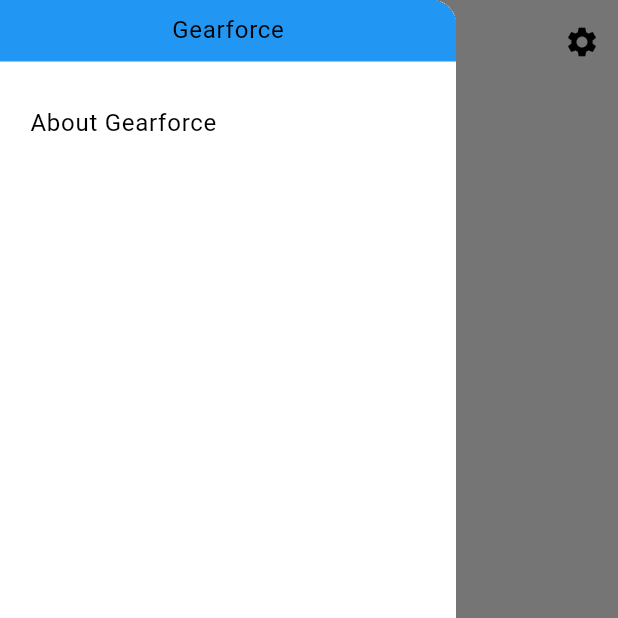
After one commit to Ariemeth/gearforce, a Flutter app: the screen it shows after launch, with the side drawer open, on a phone screen of 412 x 824 dp, the top half of it. The commit adds this screen. Run offline on Flutter 3.47's test engine with Material 3 defaults, Android fonts, the phone set to English and light mode, and no system bars; our stand-ins replace flutter_bloc, shared_preferences; generated files the repository leaves out were written again.

Commit message:
changed transition size down to 600 pixels and moved the drawer to be its own widget in its own file

```diff
--- /dev/null
+++ b/lib/src/pages/home/home_page_drawer.dart
@@ -0,0 +1,39 @@
+import 'package:flutter/material.dart';
+
+class HomePageDrawer extends StatelessWidget {
+  const HomePageDrawer({
+    super.key,
+    required this.title,
+  });
+
+  final String title;
+
+  @override
+  Widget build(BuildContext context) {
+    return Drawer(
+      child: ListView(
+        padding: EdgeInsets.zero,
+        children: [
+          SizedBox(
+            height: 50,
+            child: DrawerHeader(
+              padding: const EdgeInsets.all(4.0),
+              decoration: BoxDecoration(
+                color: Theme.of(context).primaryColor,
+              ),
+              child: Center(
+                child: Text(title),
+              ),
+            ),
+          ),
+          Padding(
+            padding: const EdgeInsets.all(4.0),
+            child: AboutListTile(
+              applicationName: title,
+            ),
+          ),
+        ],
+      ),
+    );
+  }
+}
--- a/lib/src/pages/home/home_page_view.dart
+++ b/lib/src/pages/home/home_page_view.dart
@@ -1,5 +1,6 @@
 import 'package:flutter/material.dart';
 import 'package:flutter_gen/gen_l10n/app_localizations.dart';
+import 'package:gearforce/src/pages/home/home_page_drawer.dart';
 import 'package:gearforce/src/pages/settings/settings_page_view.dart';
 import 'package:gearforce/src/widgets/responsive_size.dart';
 
@@ -28,13 +29,16 @@ class HomePageView extends StatelessWidget {
       body: LayoutBuilder(
         builder: (context, constraints) {
           final screenSize = ResponsiveSize.getScreenSize(context);
-          final rosterMetaData = Column(
-            mainAxisAlignment: MainAxisAlignment.start,
-            children: [
-              Center(
-                  child: Text(
-                      'Gearforce W:${constraints.minWidth}/${constraints.maxWidth}, H:${constraints.minHeight}/${constraints.maxHeight}')),
-            ],
+          final rosterMetaData = Padding(
+            padding: const EdgeInsets.all(8.0),
+            child: Column(
+              mainAxisAlignment: MainAxisAlignment.start,
+              children: [
+                Center(child: Text('Gearforce')),
+                Text('W:${constraints.minWidth}/${constraints.maxWidth}'),
+                Text('H:${constraints.minHeight}/${constraints.maxHeight}'),
+              ],
+            ),
           );
 
           switch (screenSize) {
@@ -54,31 +58,7 @@ class HomePageView extends StatelessWidget {
           }
         },
       ),
-      drawer: Drawer(
-        child: ListView(
-          padding: EdgeInsets.zero,
-          children: [
-            SizedBox(
-              height: 50,
-              child: DrawerHeader(
-                padding: const EdgeInsets.all(4.0),
-                decoration: BoxDecoration(
-                  color: Theme.of(context).primaryColor,
-                ),
-                child: Center(
-                  child: Text(AppLocalizations.of(context)!.appTitle),
-                ),
-              ),
-            ),
-            Padding(
-              padding: const EdgeInsets.all(4.0),
-              child: AboutListTile(
-                applicationName: AppLocalizations.of(context)!.appTitle,
-              ),
-            ),
-          ],
-        ),
-      ),
+      drawer: HomePageDrawer(title: AppLocalizations.of(context)!.appTitle),
     );
   }
 }
--- a/lib/src/widgets/responsive_size.dart
+++ b/lib/src/widgets/responsive_size.dart
@@ -6,7 +6,7 @@ enum ScreenSize {
 }
 
 class ResponsiveSize {
-  static const int smallBreakpoint = 1000;
+  static const int smallBreakpoint = 600;
 
   static ScreenSize getScreenSize(BuildContext context) {
     final width = MediaQuery.of(context).size.width;
```
